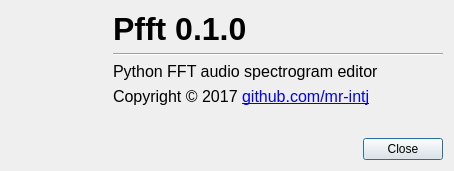
Before: the Qt Designer form rsrc/forms/ui_about.ui in mr-intj/pfft, drawn with Qt 5.
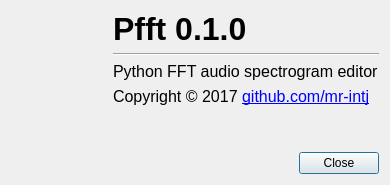
After: the same form once the commit is applied. Icons and pictures are not drawn.

What changed in the file:
```diff
--- a/rsrc/forms/ui_about.ui
+++ b/rsrc/forms/ui_about.ui
@@ -9,26 +9,20 @@
    <rect>
     <x>0</x>
     <y>0</y>
-    <width>454</width>
+    <width>422</width>
     <height>171</height>
    </rect>
   </property>
-  <property name="sizePolicy">
-   <sizepolicy hsizetype="Fixed" vsizetype="Fixed">
-    <horstretch>0</horstretch>
-    <verstretch>0</verstretch>
-   </sizepolicy>
-  </property>
   <property name="minimumSize">
    <size>
-    <width>454</width>
-    <height>171</height>
+    <width>0</width>
+    <height>0</height>
    </size>
   </property>
   <property name="maximumSize">
    <size>
-    <width>454</width>
-    <height>171</height>
+    <width>16777215</width>
+    <height>16777215</height>
    </size>
   </property>
   <property name="windowTitle">
@@ -42,6 +36,9 @@
    <bool>false</bool>
   </property>
   <layout class="QGridLayout" name="gridLayout">
+   <property name="sizeConstraint">
+    <enum>QLayout::SetFixedSize</enum>
+   </property>
    <item row="0" column="0">
     <widget class="QWidget" name="widget_logo" native="true">
      <property name="sizePolicy">
```
